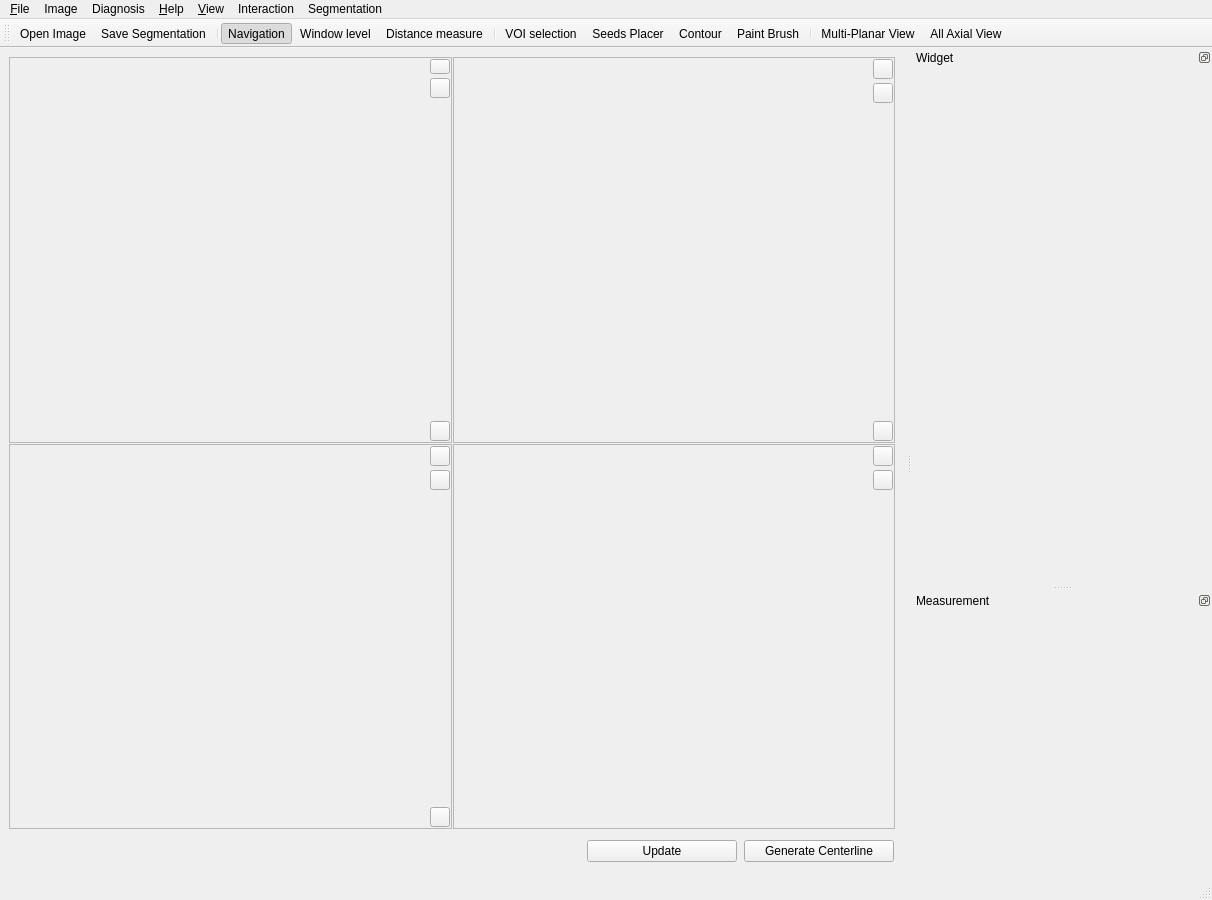
Before: the Qt Designer form codes/View/MainWindow.ui in wuzhuobin/Vessel_Project, drawn with Qt 5.
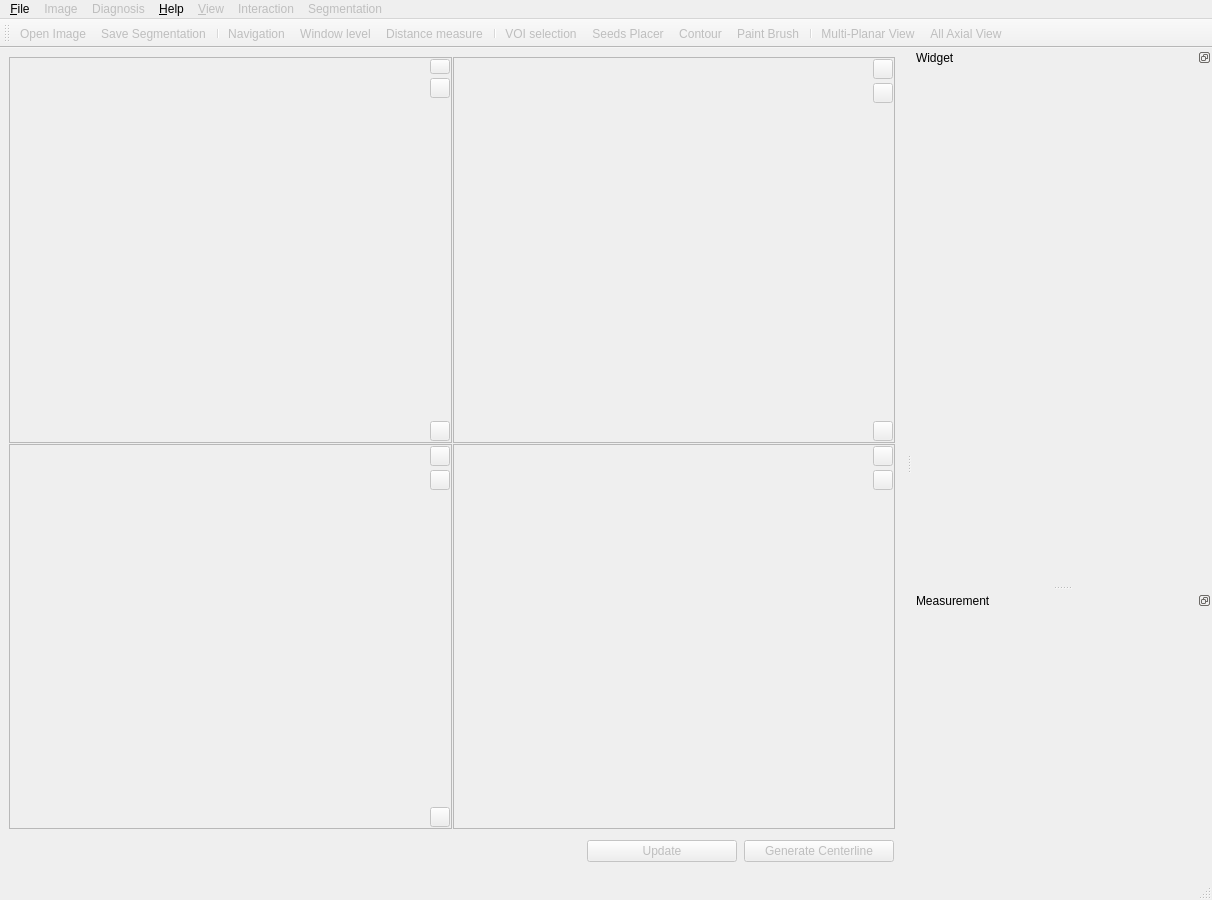
After: the same form once the commit is applied. Icons and pictures are not drawn. Custom widgets are drawn as their Qt base class.

Diff of the .ui file:
```diff
--- a/codes/View/MainWindow.ui
+++ b/codes/View/MainWindow.ui
@@ -5,6 +5,9 @@
   <property name="windowModality">
    <enum>Qt::WindowModal</enum>
   </property>
+  <property name="enabled">
+   <bool>true</bool>
+  </property>
   <property name="geometry">
    <rect>
     <x>0</x>
@@ -29,6 +32,9 @@
    <set>QMainWindow::AllowNestedDocks|QMainWindow::AllowTabbedDocks|QMainWindow::AnimatedDocks|QMainWindow::ForceTabbedDocks|QMainWindow::VerticalTabs</set>
   </property>
   <widget class="QWidget" name="centralwidget">
+   <property name="enabled">
+    <bool>false</bool>
+   </property>
    <property name="sizePolicy">
     <sizepolicy hsizetype="Expanding" vsizetype="Expanding">
      <horstretch>0</horstretch>
@@ -745,6 +751,9 @@
    </layout>
   </widget>
   <widget class="QMenuBar" name="menuBar">
+   <property name="enabled">
+    <bool>true</bool>
+   </property>
    <property name="geometry">
     <rect>
      <x>0</x>
@@ -776,6 +785,9 @@
     <addaction name="actionAbout"/>
    </widget>
    <widget class="QMenu" name="menuInteraction">
+    <property name="enabled">
+     <bool>false</bool>
+    </property>
     <property name="title">
      <string>Interaction</string>
     </property>
@@ -788,6 +800,9 @@
     <addaction name="actionBrush"/>
    </widget>
    <widget class="QMenu" name="menuView">
+    <property name="enabled">
+     <bool>false</bool>
+    </property>
     <property name="title">
      <string>&amp;View</string>
     </property>
@@ -812,6 +827,9 @@
     <addaction name="menuOrientation"/>
    </widget>
    <widget class="QMenu" name="menuSegmentation">
+    <property name="enabled">
+     <bool>false</bool>
+    </property>
     <property name="title">
      <string>Segmentation</string>
     </property>
@@ -822,6 +840,9 @@
     <addaction name="actionCenterlineAlgorithm"/>
    </widget>
    <widget class="QMenu" name="menuImage">
+    <property name="enabled">
+     <bool>false</bool>
+    </property>
     <property name="title">
      <string>Image</string>
     </property>
@@ -831,6 +852,9 @@
     <addaction name="acitonVOI_selection"/>
    </widget>
    <widget class="QMenu" name="menuDiagnosis">
+    <property name="enabled">
+     <bool>false</bool>
+    </property>
     <property name="title">
      <string>Diagnosis</string>
     </property>
@@ -847,6 +871,9 @@
   </widget>
   <widget class="QStatusBar" name="statusBar"/>
   <widget class="QToolBar" name="ActionToolBar">
+   <property name="enabled">
+    <bool>false</bool>
+   </property>
    <property name="windowTitle">
     <string>toolBar</string>
    </property>
@@ -1018,7 +1045,7 @@
     <bool>true</bool>
    </property>
    <property name="checked">
-    <bool>true</bool>
+    <bool>false</bool>
    </property>
    <property name="icon">
     <iconset resource="../../resources/IADE_Analyzer.qrc">
```
Left out of the diff: 62 changed lines with no effect on the pictures.
